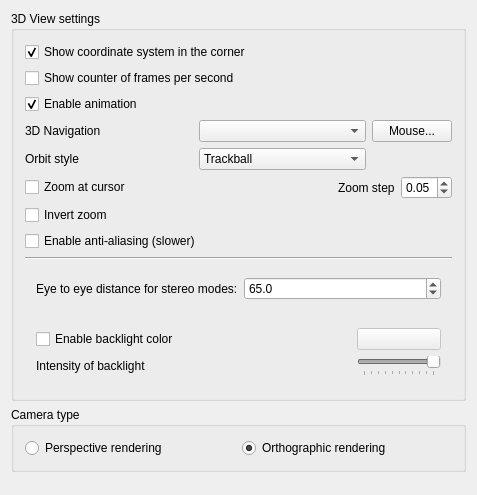
This is src/Gui/DlgSettings3DView.ui in berndhahnebach/All_FreeCAD as Qt 5 draws it before an edit. The edited form follows.
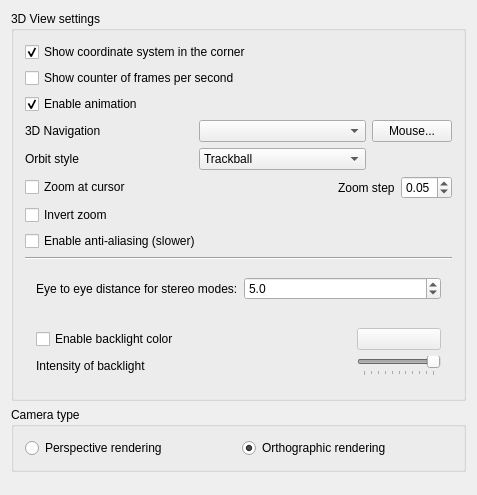
This is the edited form. Custom widgets are drawn as their Qt base class.

Commit message: 0000914: Too large default distance between eyes for Stereo mode

The edit to the form file:
```diff
--- a/src/Gui/DlgSettings3DView.ui
+++ b/src/Gui/DlgSettings3DView.ui
@@ -257,7 +257,7 @@
            <double>2.000000000000000</double>
           </property>
           <property name="value">
-           <double>65.000000000000000</double>
+           <double>5.000000000000000</double>
           </property>
           <property name="prefEntry" stdset="0">
            <cstring>EyeDistance</cstring>
```
The commit also changes 2 other files.
